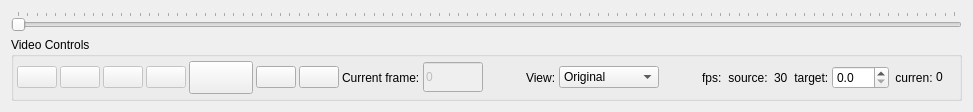
BioroboticsLab/biotracker_core, file BioTracker/CoreApp/BioTracker/View/VideoControllWidget.ui: the form before one commit.
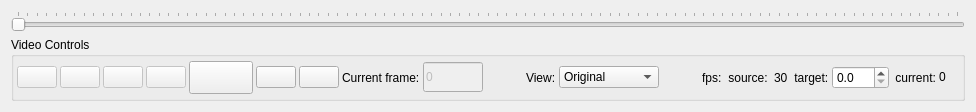
The form after the commit. Icons and pictures are not drawn.

Commit message: fixed typo in videoWidget fixed typo in tracker list (issue #138)

```diff
--- a/BioTracker/CoreApp/BioTracker/View/VideoControllWidget.ui
+++ b/BioTracker/CoreApp/BioTracker/View/VideoControllWidget.ui
@@ -9,7 +9,7 @@
    <rect>
     <x>0</x>
     <y>0</y>
-    <width>864</width>
+    <width>948</width>
     <height>112</height>
    </rect>
   </property>
@@ -425,7 +425,7 @@
       <item>
        <widget class="QLabel" name="label">
         <property name="text">
-         <string> curren:</string>
+         <string> current:</string>
         </property>
        </widget>
       </item>
```
The commit also changes 1 other file.
